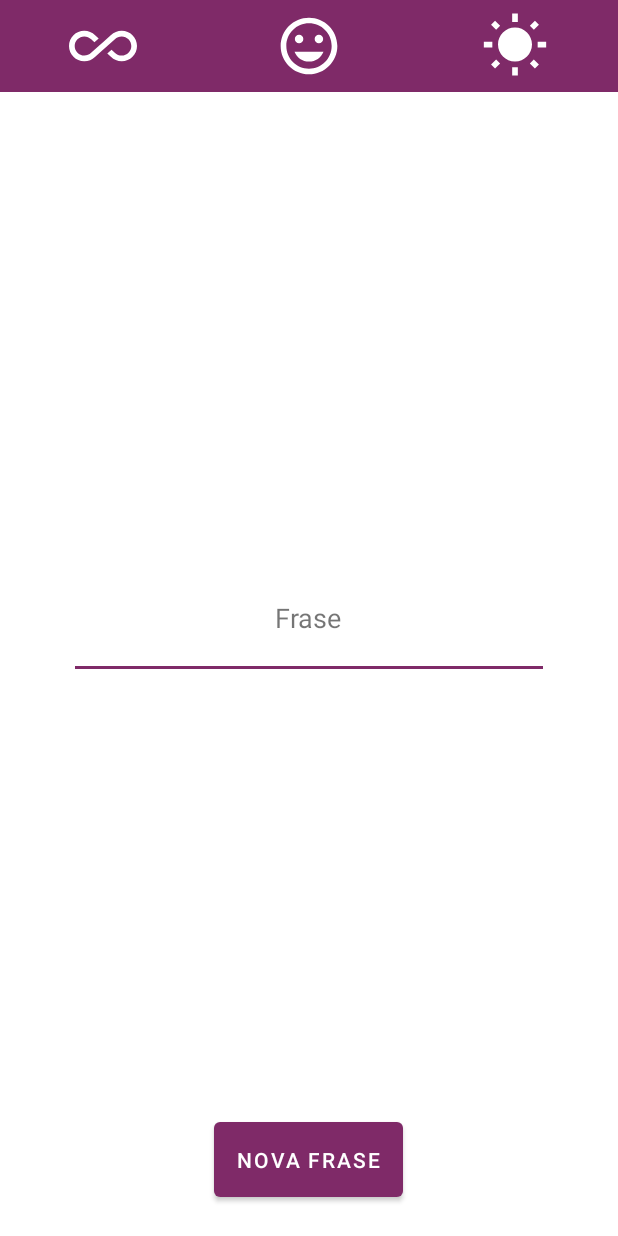
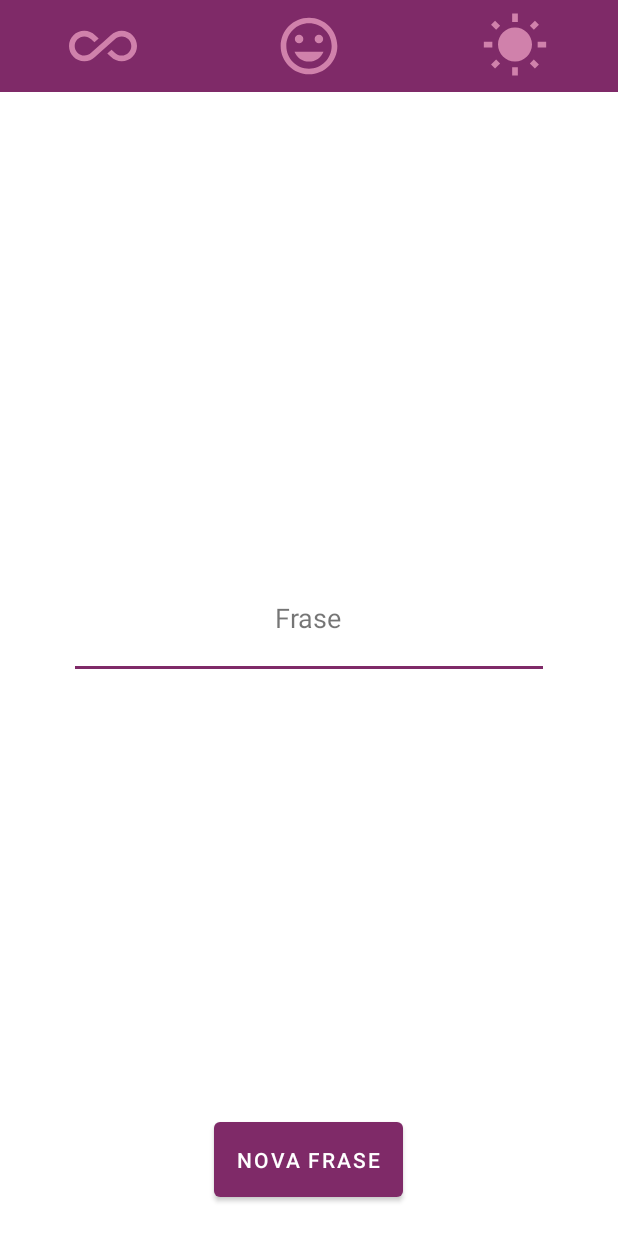
Before and after one commit to jmvgcomp/Gerador-de-Frases-Motivacionais, an Android app: the MainActivity screen opened directly, with no data from a screen before it, on a phone screen of 412 x 824 dp. Run offline under Robolectric (Android 15) with nearby library versions, the phone set to English and light mode, and no system bars.

Commit message:
Ajuste activity_main - Design | Parcial

```diff
--- a/app/src/main/res/layout/activity_main.xml
+++ b/app/src/main/res/layout/activity_main.xml
@@ -20,9 +20,8 @@
             android:layout_weight="1"
             android:layout_margin="8dp"
             android:layout_height="45dp"
-            app:tint="@color/white"
             android:src="@drawable/ic_infinity"
-            />
+            app:tint="@color/colorAccent" />
 
         <ImageView
             android:id="@+id/imageHappy"
@@ -31,14 +30,14 @@
             android:layout_weight="1"
             android:layout_height="45dp"
             android:src="@drawable/ic_happy"
-            app:tint="@color/white" />
+            app:tint="@color/colorAccent" />
 
         <ImageView
             android:id="@+id/imageMorning"
             android:layout_width="0dp"
             android:layout_weight="1"
             android:layout_margin="8dp"
-            app:tint="@color/white"
+            app:tint="@color/colorAccent"
             android:layout_height="45dp"
             android:src="@drawable/ic_sun"
             />
```
